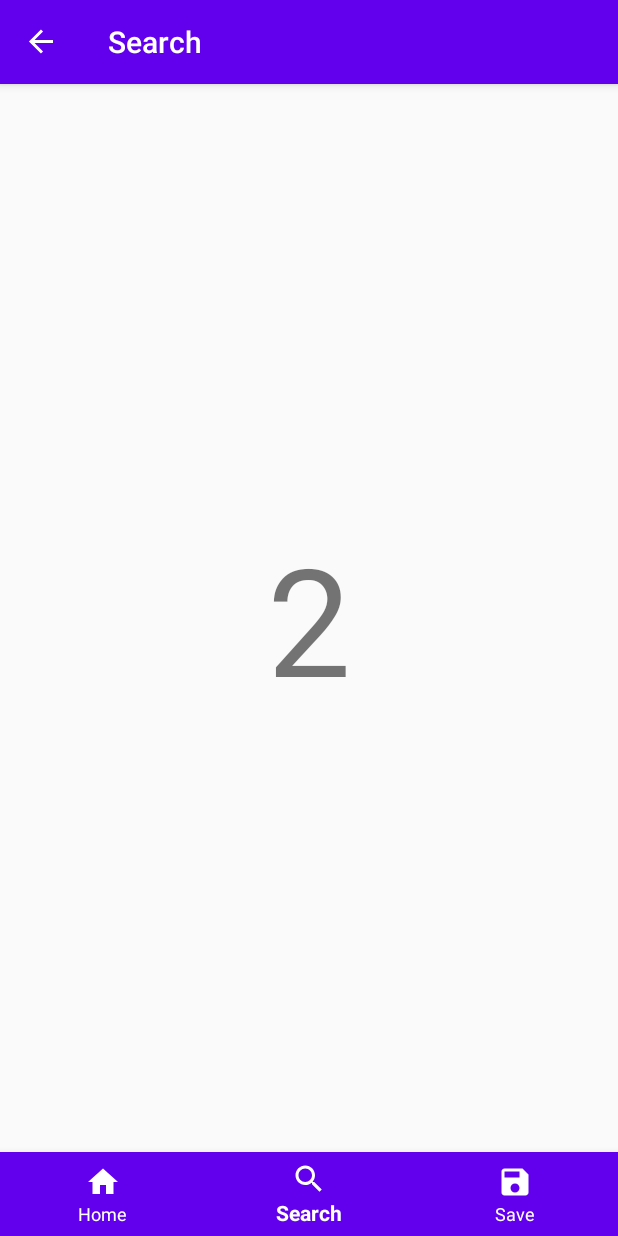
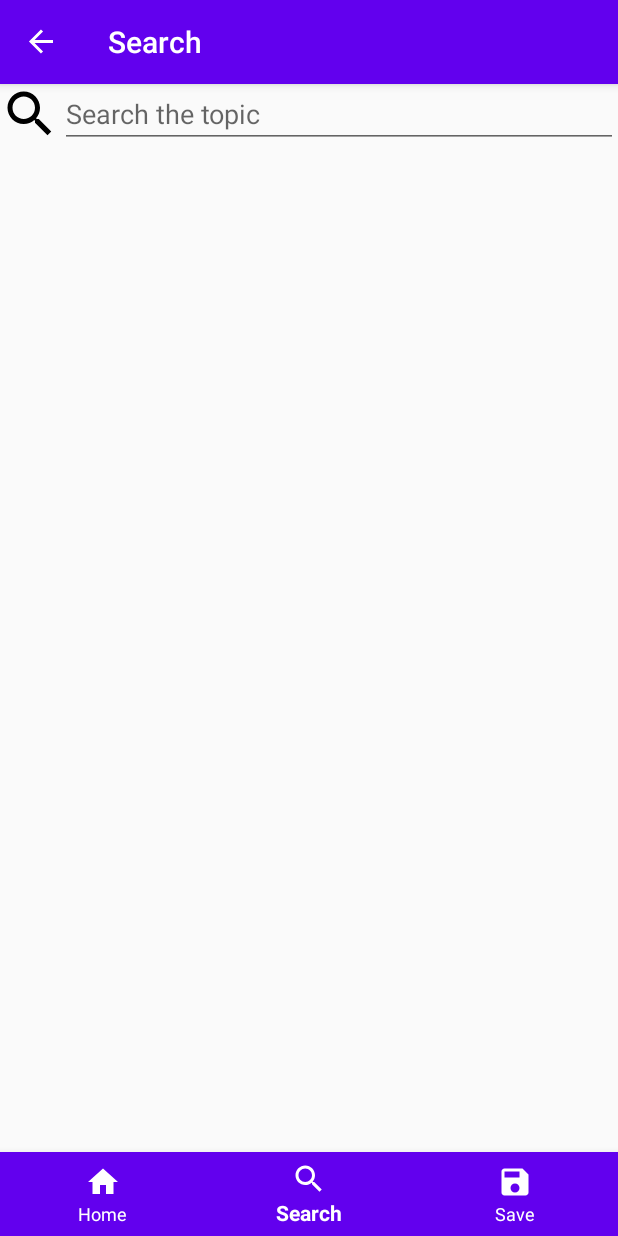
Before and after one commit to ttslj123/NewsApp, an Android app: the SearchFragment screen opened through its navigation route, on a phone screen of 412 x 824 dp. Run offline under Robolectric (Android 15) with nearby library versions, the phone set to English and light mode, and no system bars; our stand-ins replace navigation-ui; libraries missing offline, so code that uses them is left out: com.ashokvarma.gander, com.facebook.stetho, com.mindorks.placeholderview; 7 statements that could not run were skipped.

```diff
--- a/app/build.gradle
+++ b/app/build.gradle
@@ -24,6 +24,10 @@ android {
     compileOptions {
         sourceCompatibility JavaVersion.VERSION_1_8
         targetCompatibility JavaVersion.VERSION_1_8
+    }
+
+    viewBinding {
+        enabled = true
     }
 
 }
@@ -53,4 +57,6 @@ dependencies {
     implementation 'androidx.lifecycle:lifecycle-extensions:2.2.0'
     implementation 'com.facebook.stetho:stetho:1.5.1'
     implementation 'com.facebook.stetho:stetho-okhttp3:1.5.1'
+    implementation 'com.mindorks:placeholderview:0.7.1'
+    implementation 'com.squareup.picasso:picasso:2.71828'
 }
--- a/app/src/main/java/com/laioffer/tinnews/ui/home/HomeFragment.java
+++ b/app/src/main/java/com/laioffer/tinnews/ui/home/HomeFragment.java
@@ -13,8 +13,11 @@ import android.view.View;
 import android.view.ViewGroup;
 
 import com.laioffer.tinnews.R;
+import com.laioffer.tinnews.databinding.FragmentHomeBinding;
+import com.laioffer.tinnews.model.Article;
 import com.laioffer.tinnews.repository.NewsRepository;
 import com.laioffer.tinnews.repository.NewsViewModelFactory;
+import com.mindorks.placeholderview.SwipeDecor;
 
 /**
  * A simple {@link Fragment} subclass.
@@ -22,6 +25,7 @@ import com.laioffer.tinnews.repository.NewsViewModelFactory;
 public class HomeFragment extends Fragment {
 
     private HomeViewModel viewModel;
+    private FragmentHomeBinding binding;
 
     public HomeFragment() {
         // Required empty public constructor
@@ -32,19 +36,32 @@ public class HomeFragment extends Fragment {
     public View onCreateView(LayoutInflater inflater, ViewGroup container,
                              Bundle savedInstanceState) {
         // Inflate the layout for this fragment
-        return inflater.inflate(R.layout.fragment_home, container, false);
+        //return inflater.inflate(R.layout.fragment_home, container, false);
+        binding = FragmentHomeBinding.inflate(inflater, container, false);
+        return binding.getRoot();
     }
 
     @Override
     public void onViewCreated(@NonNull View view, @Nullable Bundle savedInstanceState) {
         super.onViewCreated(view, savedInstanceState);
 
+        binding.swipeView.getBuilder().setDisplayViewCount(3).setSwipeDecor(
+                new SwipeDecor().setPaddingTop(20).setRelativeScale(0.01f)
+        );
+
+        binding.rejectBtn.setOnClickListener(v -> binding.swipeView.doSwipe(false));
+        binding.acceptBtn.setOnClickListener(v -> binding.swipeView.doSwipe(true));
+
         NewsRepository repository = new NewsRepository(getContext());
         viewModel = new ViewModelProvider(this, new NewsViewModelFactory(repository)).get(HomeViewModel.class);
         viewModel.setCountryInput("us");
         viewModel.getTopHeadlines().observe(getViewLifecycleOwner(), newsResponse -> {
             if (newsResponse != null) {
-                Log.d("HomeFragment", newsResponse.toString());
+                //Log.d("HomeFragment", newsResponse.toString());
+                for(Article article : newsResponse.articles) {
+                    TinNewsCard tinNewsCard = new TinNewsCard(article);
+                    binding.swipeView.addView(tinNewsCard);
+                }
             }
         });
     }
--- a/app/src/main/java/com/laioffer/tinnews/ui/search/SearchFragment.java
+++ b/app/src/main/java/com/laioffer/tinnews/ui/search/SearchFragment.java
@@ -11,8 +11,11 @@ import android.util.Log;
 import android.view.LayoutInflater;
 import android.view.View;
 import android.view.ViewGroup;
+import android.view.inputmethod.EditorInfo;
 
 import com.laioffer.tinnews.R;
+import com.laioffer.tinnews.databinding.FragmentHomeBinding;
+import com.laioffer.tinnews.databinding.FragmentSearchBinding;
 import com.laioffer.tinnews.repository.NewsRepository;
 import com.laioffer.tinnews.repository.NewsViewModelFactory;
 
@@ -22,6 +25,7 @@ import com.laioffer.tinnews.repository.NewsViewModelFactory;
 public class SearchFragment extends Fragment {
 
     private SearchViewModel viewModel;
+    private FragmentSearchBinding binding;
 
     public SearchFragment() {
         // Required empty public constructor
@@ -32,17 +36,31 @@ public class SearchFragment extends Fragment {
     public View onCreateView(LayoutInflater inflater, ViewGroup container,
                              Bundle savedInstanceState) {
         // Inflate the layout for this fragment
-        return inflater.inflate(R.layout.fragment_search, container, false);
+        //return inflater.inflate(R.layout.fragment_search, container, false);
+        binding = FragmentSearchBinding.inflate(inflater, container, false);
+        return binding.getRoot();
     }
 
     @Override
     public void onViewCreated(@NonNull View view, @Nullable Bundle savedInstanceState) {
         super.onViewCreated(view, savedInstanceState);
 
+        binding.searchView.setOnEditorActionListener(
+                (v, actionId, event) -> {
+                    String searchText = binding.searchView.getText().toString();
+                    if(actionId == EditorInfo.IME_ACTION_DONE && !searchText.isEmpty()) {
+                        viewModel.setSearchInput(searchText);
+                        return true;
+                    }else {
+                        return false;
+                    }
+                }
+        );
+
         NewsRepository repository = new NewsRepository(getContext());
         viewModel = new ViewModelProvider(this, new NewsViewModelFactory(repository))
                 .get(SearchViewModel.class);
-        viewModel.setSearchInput("Covid-19");
+        //viewModel.setSearchInput("Covid-19");
         viewModel.searchNews().observe(getViewLifecycleOwner(),
                         newsResponse -> {
                             if (newsResponse != null) {
--- a/app/src/main/res/layout/fragment_search.xml
+++ b/app/src/main/res/layout/fragment_search.xml
@@ -1,16 +1,35 @@
 <?xml version="1.0" encoding="utf-8"?>
-<FrameLayout xmlns:android="http://schemas.android.com/apk/res/android"
+<androidx.constraintlayout.widget.ConstraintLayout xmlns:android="http://schemas.android.com/apk/res/android"
+    xmlns:app="http://schemas.android.com/apk/res-auto"
     xmlns:tools="http://schemas.android.com/tools"
     android:layout_width="match_parent"
     android:layout_height="match_parent"
-    tools:context=".ui.search.SearchFragment">
+    tools:context=".ui.save.SaveFragment">
 
-    <!-- TODO: Update blank fragment layout -->
-    <TextView
-        android:layout_width="wrap_content"
+    <ImageView
+        android:id="@+id/search_icon"
+        android:layout_width="40dp"
+        android:layout_height="40dp"
+        android:src="@drawable/ic_search_black_24dp"
+        app:layout_constraintLeft_toLeftOf="parent"
+        app:layout_constraintTop_toTopOf="parent" />
+
+    <EditText
+        android:id="@+id/search_view"
+        android:layout_width="0dp"
         android:layout_height="wrap_content"
-        android:text="2"
-        android:layout_gravity="center"
-        android:textSize="100sp"/>
+        android:hint="Search the topic"
+        android:imeOptions="actionDone"
+        android:singleLine="true"
+        app:layout_constraintBottom_toBottomOf="@+id/search_icon"
+        app:layout_constraintLeft_toRightOf="@+id/search_icon"
+        app:layout_constraintRight_toRightOf="parent"
+        app:layout_constraintTop_toTopOf="@+id/search_icon" />
 
-</FrameLayout>
+    <androidx.recyclerview.widget.RecyclerView
+        android:id="@+id/recycler_view"
+        android:layout_width="match_parent"
+        android:layout_height="0dp"
+        app:layout_constraintBottom_toBottomOf="parent"
+        app:layout_constraintTop_toBottomOf="@id/search_icon" />
+</androidx.constraintlayout.widget.ConstraintLayout>
```
Also changed, not shown: app/src/main/java/com/laioffer/tinnews/ui/home/TinNewsCard.java (added, +62 -0 lines), app/src/main/java/com/laioffer/tinnews/ui/search/SearchNewsAdapter.java (added, +8 -0 lines), app/src/main/res/drawable/ic_favorite_black_24dp.xml (added, +9 -0 lines), app/src/main/res/drawable/ic_favorite_border_black_24dp.xml (added, +9 -0 lines), app/src/main/res/layout/fragment_home.xml (+37 -10 lines), app/src/main/res/layout/search_news_item.xml (added, +26 -0 lines), app/src/main/res/layout/tin_news_card.xml (added, +52 -0 lines), app/src/main/res/drawable/ic_cancel.png (added), app/src/main/res/drawable/ic_empty_image.jpg (added), app/src/main/res/drawable/ic_heart.png (added).
